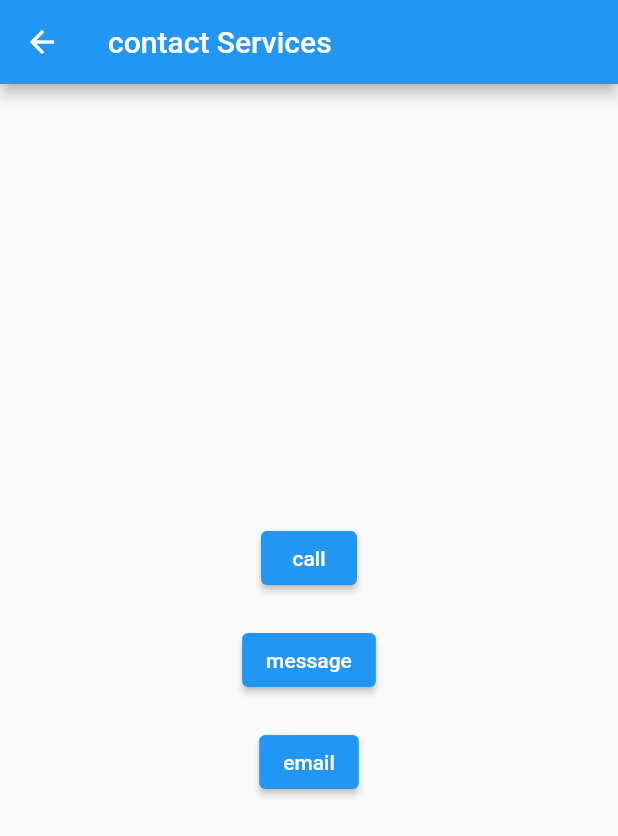
After one commit to Avanti002/client_crm, a Flutter app: the Email screen opened directly, after a tap on "message", on a phone screen of 412 x 824 dp. The commit adds this screen. Shown: the top 836 px of the screen. Run offline on Flutter 3.47's test engine with Material 2 defaults, Android fonts, the phone set to English and light mode, and no system bars; our stand-ins replace date_picker_timeline, flutter_native_contact_picker, flutter_speed_dial, geocoding, geolocator, get_it and 3 more; missing offline and left inert: a package; network calls fail.

Commit message:
contact services

```diff
--- /dev/null
+++ b/lib/email.dart
@@ -0,0 +1,83 @@
+import 'package:flutter/material.dart';
+
+import 'package:quantbit_crm/service_locator.dart';
+import 'package:url_launcher/url_launcher.dart';
+
+class Email extends StatefulWidget {
+  const Email({super.key});
+
+  @override
+  EmailState createState() => EmailState();
+}
+
+class EmailState extends State<Email> {
+  final CallsAndMessagesService _service = locator<CallsAndMessagesService>();
+
+  final String number = "8308020899";
+  final String email = "sohampawar7575@gmail.com";
+
+  @override
+  Widget build(BuildContext context) {
+    return Scaffold(
+      appBar: AppBar(
+        title: const Text('contact Services'),
+      ),
+      body: SizedBox(
+        width: double.infinity,
+        child: Column(
+          mainAxisAlignment: MainAxisAlignment.center,
+          mainAxisSize: MainAxisSize.max,
+          children: <Widget>[
+            ElevatedButton(
+              child: Text(
+                "call",
+              ),
+              onPressed: () => _service.call(number),
+            ),
+            const SizedBox(height: 20),
+            ElevatedButton(
+              child: Text(
+                "message",
+              ),
+              onPressed: () => _service.sendSms(number),
+            ),
+            const SizedBox(height: 20),
+            ElevatedButton(
+              child: Text(
+                "email",
+              ),
+              onPressed: () => _service.sendEmail(email),
+            ),
+          ],
+        ),
+      ),
+    );
+  }
+}
+
+
+class CallsAndMessagesService {
+  Future<void> call(String number) async {
+    final Uri launchUri = Uri(
+      scheme: 'tel',
+      path: number,
+    );
+    await launchUrl(launchUri);
+  }
+
+  Future<void> sendSms(String number) async {
+    final Uri launchUri = Uri(
+      scheme: 'sms',
+      path: number,
+    );
+    await launchUrl(launchUri);
+  }
+
+  Future<void> sendEmail(String email) async {
+    final Uri launchUri = Uri(
+      scheme: "mailto",
+      path: email,
+    );
+    await launchUrl(launchUri);
+  }
+}
--- a/lib/main.dart
+++ b/lib/main.dart
@@ -1,7 +1,9 @@
+import 'package:flutter/material.dart';
+import 'package:quantbit_crm/service_locator.dart';
+import 'login.dart';
 
-import 'package:flutter/material.dart';
-import 'login.dart';
 void main() {
+  setupLocator();
   runApp(const MyApp());
 }
 
--- /dev/null
+++ b/lib/service_locator.dart
@@ -0,0 +1,8 @@
+import 'package:get_it/get_it.dart';
+import 'package:quantbit_crm/email.dart';
+
+GetIt locator = GetIt.instance;
+
+void setupLocator() {
+  locator.registerSingleton(CallsAndMessagesService());
+}
--- a/pubspec.yaml
+++ b/pubspec.yaml
@@ -32,6 +32,8 @@ dependencies:
   geocoding: ^2.0.4
   google_maps_flutter: ^2.2.3
   google_maps_flutter_web: ^0.4.0+5
+  url_launcher: ^6.1.8
+  get_it: ^7.2.0
 
 dev_dependencies:
   flutter_test:
```
Also changed, not shown: pubspec.lock, 5 other files.
